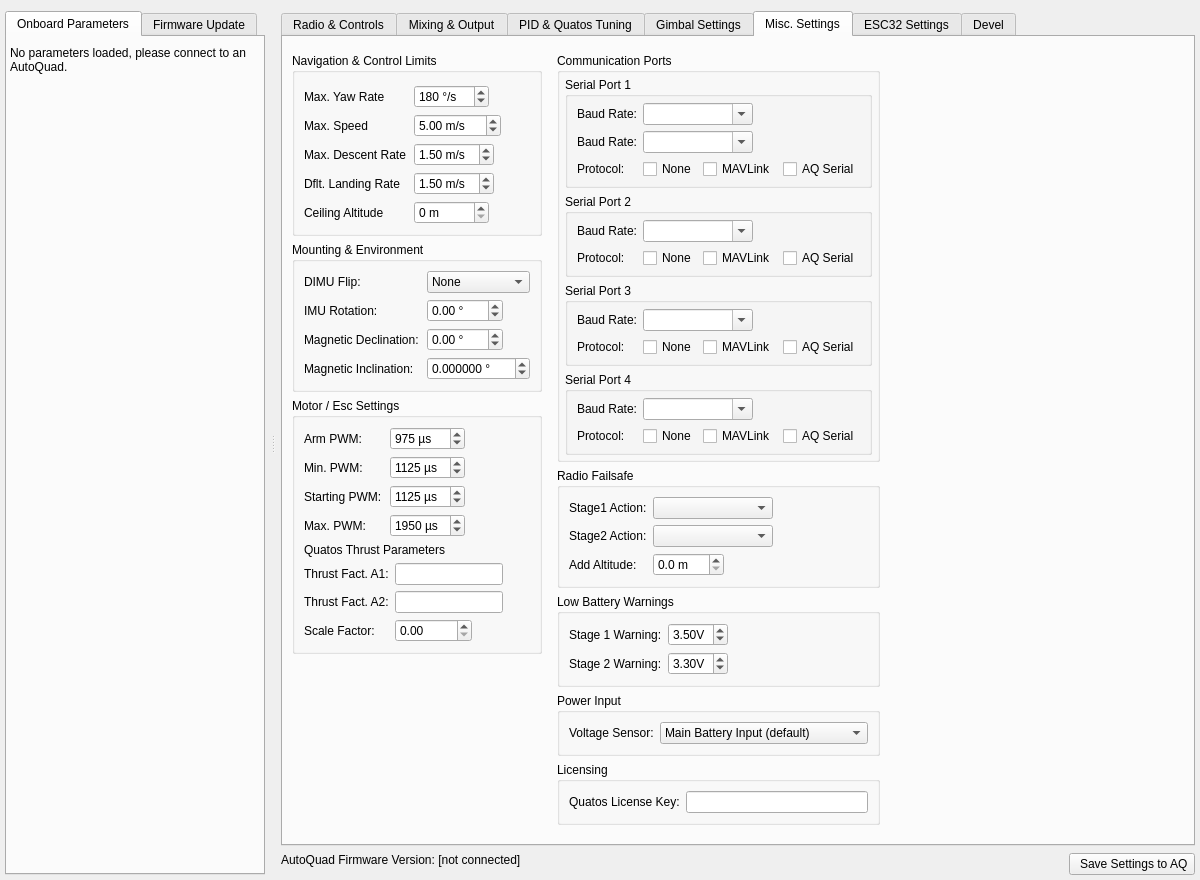
First picture: the form in src/ui/qgcautoquad.ui, repository mpaperno/qgroundcontrol_aq, before the edit.
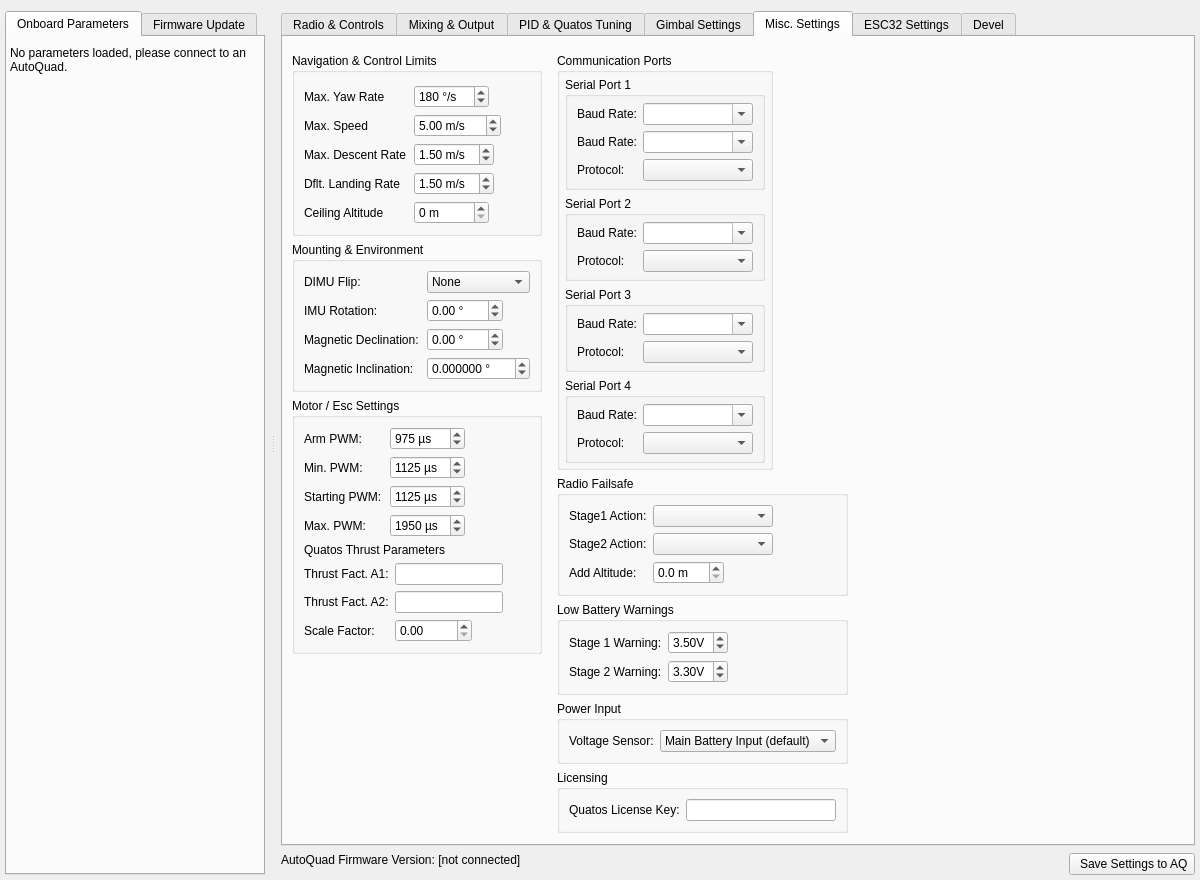
Second picture: the form after the edit. The open tabs and pages were chosen to show the change. Icons and pictures are not drawn.

Commit message: Update how COMM stream selection is handled; Update to use new UAV firmware/hardware version announcement.

```diff
--- a/src/ui/qgcautoquad.ui
+++ b/src/ui/qgcautoquad.ui
@@ -7380,6 +7380,38 @@
                       <property name="fieldGrowthPolicy">
                        <enum>QFormLayout::AllNonFixedFieldsGrow</enum>
                       </property>
+                      <item row="0" column="0">
+                       <widget class="QLabel" name="label_DOWNLINK_BAUD">
+                        <property name="text">
+                         <string>Baud Rate:</string>
+                        </property>
+                       </widget>
+                      </item>
+                      <item row="0" column="1">
+                       <widget class="QComboBox" name="DOWNLINK_BAUD">
+                        <property name="sizePolicy">
+                         <sizepolicy hsizetype="Maximum" vsizetype="Fixed">
+                          <horstretch>0</horstretch>
+                          <verstretch>0</verstretch>
+                         </sizepolicy>
+                        </property>
+                        <property name="minimumSize">
+                         <size>
+                          <width>110</width>
+                          <height>0</height>
+                         </size>
+                        </property>
+                        <property name="inputMethodHints">
+                         <set>Qt::ImhDigitsOnly</set>
+                        </property>
+                        <property name="editable">
+                         <bool>true</bool>
+                        </property>
+                        <property name="sizeAdjustPolicy">
+                         <enum>QComboBox::AdjustToContents</enum>
+                        </property>
+                       </widget>
+                      </item>
                       <item row="1" column="0">
                        <widget class="QLabel" name="label_COMM_BAUD1">
                         <property name="text">
@@ -7423,41 +7455,7 @@
                        </widget>
                       </item>
                       <item row="2" column="1">
-                       <layout class="QHBoxLayout" name="horizontalLayout_8">
-                        <item>
-                         <widget class="QCheckBox" name="checkBox_commStream1Type_none">
-                          <property name="text">
-                           <string>None</string>
-                          </property>
-                          <attribute name="buttonGroup">
-                           <string notr="true">COMM_STREAM_TYP1</string>
-                          </attribute>
-                         </widget>
-                        </item>
-                        <item>
-                         <widget class="QCheckBox" name="checkBox_commStream1Type_mavlink">
-                          <property name="text">
-                           <string>MAVLink</string>
-                          </property>
-                          <attribute name="buttonGroup">
-                           <string notr="true">COMM_STREAM_TYP1</string>
-                          </attribute>
-                         </widget>
-                        </item>
-                        <item>
-                         <widget class="QCheckBox" name="checkBox_commStream1Type_telemetry">
-                          <property name="text">
-                           <string>AQ Serial</string>
-                          </property>
-                          <attribute name="buttonGroup">
-                           <string notr="true">COMM_STREAM_TYP1</string>
-                          </attribute>
-                         </widget>
-                        </item>
-                       </layout>
-                      </item>
-                      <item row="0" column="1">
-                       <widget class="QComboBox" name="DOWNLINK_BAUD">
+                       <widget class="QComboBox" name="COMM_STREAM_TYP1">
                         <property name="sizePolicy">
                          <sizepolicy hsizetype="Maximum" vsizetype="Fixed">
                           <horstretch>0</horstretch>
@@ -7470,21 +7468,20 @@
                           <height>0</height>
                          </size>
                         </property>
+                        <property name="toolTip">
+                         <string>&lt;html&gt;&lt;head/&gt;&lt;body&gt;&lt;p&gt;Telemetry/communication protocol type to send to this serial port, if any.&lt;/p&gt;&lt;p&gt;&amp;quot;Custom Telemetry&amp;quot; might be things like FrSky SmartPort or Graupner HoTT, depending on other settings of firmware versions. &lt;/p&gt;&lt;p&gt;Protocols marked with a (*) are currently unused by AutoQuad.&lt;/p&gt;&lt;p&gt;* &lt;span style=&quot; font-weight:600;&quot;&gt;Do not enable a protocol if you are not using it.&lt;/span&gt; *&lt;br/&gt;This wastes time and resources on the flight controller and may slow down the telemetry you are actually using.&lt;/p&gt;&lt;p&gt;&lt;br/&gt;&lt;/p&gt;&lt;/body&gt;&lt;/html&gt;</string>
+                        </property>
                         <property name="inputMethodHints">
                          <set>Qt::ImhDigitsOnly</set>
                         </property>
                         <property name="editable">
-                         <bool>true</bool>
+                         <bool>false</bool>
                         </property>
                         <property name="sizeAdjustPolicy">
                          <enum>QComboBox::AdjustToContents</enum>
                         </property>
-                       </widget>
-                      </item>
-                      <item row="0" column="0">
-                       <widget class="QLabel" name="label_DOWNLINK_BAUD">
-                        <property name="text">
-                         <string>Baud Rate:</string>
+                        <property name="minimumContentsLength">
+                         <number>7</number>
                         </property>
                        </widget>
                       </item>
@@ -7562,38 +7559,35 @@
                        </widget>
                       </item>
                       <item row="1" column="1">
-                       <layout class="QHBoxLayout" name="horizontalLayout_10">
-                        <item>
-                         <widget class="QCheckBox" name="checkBox_commStream2Type_none">
-                          <property name="text">
-                           <string>None</string>
-                          </property>
-                          <attribute name="buttonGroup">
-                           <string notr="true">COMM_STREAM_TYP2</string>
-                          </attribute>
-                         </widget>
-                        </item>
-                        <item>
-                         <widget class="QCheckBox" name="checkBox_commStream2Type_mavlink">
-                          <property name="text">
-                           <string>MAVLink</string>
-                          </property>
-                          <attribute name="buttonGroup">
-                           <string notr="true">COMM_STREAM_TYP2</string>
-                          </attribute>
-                         </widget>
-                        </item>
-                        <item>
-                         <widget class="QCheckBox" name="checkBox_commStream2Type_telemetry">
-                          <property name="text">
-                           <string>AQ Serial</string>
-                          </property>
-                          <attribute name="buttonGroup">
-                           <string notr="true">COMM_STREAM_TYP2</string>
-                          </attribute>
-                         </widget>
-                        </item>
-                       </layout>
+                       <widget class="QComboBox" name="COMM_STREAM_TYP2">
+                        <property name="sizePolicy">
+                         <sizepolicy hsizetype="Maximum" vsizetype="Fixed">
+                          <horstretch>0</horstretch>
+                          <verstretch>0</verstretch>
+                         </sizepolicy>
+                        </property>
+                        <property name="minimumSize">
+                         <size>
+                          <width>110</width>
+                          <height>0</height>
+                         </size>
+                        </property>
+                        <property name="toolTip">
+                         <string>&lt;html&gt;&lt;head/&gt;&lt;body&gt;&lt;p&gt;Telemetry/communication protocol type to send to this serial port, if any.&lt;/p&gt;&lt;p&gt;&amp;quot;Custom Telemetry&amp;quot; might be things like FrSky SmartPort or Graupner HoTT, depending on other settings of firmware versions. &lt;/p&gt;&lt;p&gt;Protocols marked with a (*) are currently unused by AutoQuad.&lt;/p&gt;&lt;p&gt;* &lt;span style=&quot; font-weight:600;&quot;&gt;Do not enable a protocol if you are not using it.&lt;/span&gt; *&lt;br/&gt;This wastes time and resources on the flight controller and may slow down the telemetry you are actually using.&lt;/p&gt;&lt;p&gt;&lt;br/&gt;&lt;/p&gt;&lt;/body&gt;&lt;/html&gt;</string>
+                        </property>
+                        <property name="inputMethodHints">
+                         <set>Qt::ImhDigitsOnly</set>
+                        </property>
+                        <property name="editable">
+                         <bool>false</bool>
+                        </property>
+                        <property name="sizeAdjustPolicy">
+                         <enum>QComboBox::AdjustToContents</enum>
+                        </property>
+                        <property name="minimumContentsLength">
+                         <number>7</number>
+                        </property>
+                       </widget>
                       </item>
                      </layout>
                     </item>
@@ -7669,38 +7663,35 @@
                        </widget>
                       </item>
                       <item row="1" column="1">
-                       <layout class="QHBoxLayout" name="horizontalLayout_11">
-                        <item>
-                         <widget class="QCheckBox" name="checkBox_commStream3Type_none">
-                          <property name="text">
-                           <string>None</string>
-                          </property>
-                          <attribute name="buttonGroup">
-                           <string notr="true">COMM_STREAM_TYP3</string>
-                          </attribute>
-                         </widget>
-                        </item>
-                        <item>
-                         <widget class="QCheckBox" name="checkBox_commStream3Type_mavlink">
-                          <property name="text">
-                           <string>MAVLink</string>
-                          </property>
-                          <attribute name="buttonGroup">
-                           <string notr="true">COMM_STREAM_TYP3</string>
-                          </attribute>
-                         </widget>
-                        </item>
-                        <item>
-                         <widget class="QCheckBox" name="checkBox_commStream3Type_telemetry">
-                          <property name="text">
-                           <string>AQ Serial</string>
-                          </property>
-                          <attribute name="buttonGroup">
-                           <string notr="true">COMM_STREAM_TYP3</string>
-                          </attribute>
-                         </widget>
-                        </item>
-                       </layout>
+                       <widget class="QComboBox" name="COMM_STREAM_TYP3">
+                        <property name="sizePolicy">
+                         <sizepolicy hsizetype="Maximum" vsizetype="Fixed">
+                          <horstretch>0</horstretch>
+                          <verstretch>0</verstretch>
+                         </sizepolicy>
+                        </property>
+                        <property name="minimumSize">
+                         <size>
+                          <width>110</width>
+                          <height>0</height>
+                         </size>
+                        </property>
+                        <property name="toolTip">
+                         <string>&lt;html&gt;&lt;head/&gt;&lt;body&gt;&lt;p&gt;Telemetry/communication protocol type to send to this serial port, if any.&lt;/p&gt;&lt;p&gt;&amp;quot;Custom Telemetry&amp;quot; might be things like FrSky SmartPort or Graupner HoTT, depending on other settings of firmware versions. &lt;/p&gt;&lt;p&gt;Protocols marked with a (*) are currently unused by AutoQuad.&lt;/p&gt;&lt;p&gt;* &lt;span style=&quot; font-weight:600;&quot;&gt;Do not enable a protocol if you are not using it.&lt;/span&gt; *&lt;br/&gt;This wastes time and resources on the flight controller and may slow down the telemetry you are actually using.&lt;/p&gt;&lt;p&gt;&lt;br/&gt;&lt;/p&gt;&lt;/body&gt;&lt;/html&gt;</string>
+                        </property>
+                        <property name="inputMethodHints">
+                         <set>Qt::ImhDigitsOnly</set>
+                        </property>
+                        <property name="editable">
+                         <bool>false</bool>
+                        </property>
+                        <property name="sizeAdjustPolicy">
+                         <enum>QComboBox::AdjustToContents</enum>
+                        </property>
+                        <property name="minimumContentsLength">
+                         <number>7</number>
+                        </property>
+                       </widget>
                       </item>
                      </layout>
                     </item>
@@ -7776,38 +7767,35 @@
                        </widget>
                       </item>
                       <item row="1" column="1">
-                       <layout class="QHBoxLayout" name="horizontalLayout_12">
-                        <item>
-                         <widget class="QCheckBox" name="checkBox_commStream4Type_none">
-                          <property name="text">
-                           <string>None</string>
-                          </property>
-                          <attribute name="buttonGroup">
-                           <string notr="true">COMM_STREAM_TYP4</string>
-                          </attribute>
-                         </widget>
-                        </item>
-                        <item>
-                         <widget class="QCheckBox" name="checkBox_commStream4Type_mavlink">
-                          <property name="text">
-                           <string>MAVLink</string>
-                          </property>
-                          <attribute name="buttonGroup">
-                           <string notr="true">COMM_STREAM_TYP4</string>
-                          </attribute>
-                         </widget>
-                        </item>
-                        <item>
-                         <widget class="QCheckBox" name="checkBox_commStream4Type_telemetry">
-                          <property name="text">
-                           <string>AQ Serial</string>
-                          </property>
-                          <attribute name="buttonGroup">
-                           <string notr="true">COMM_STREAM_TYP4</string>
-                          </attribute>
-                         </widget>
-                        </item>
-                       </layout>
+                       <widget class="QComboBox" name="COMM_STREAM_TYP4">
+                        <property name="sizePolicy">
+                         <sizepolicy hsizetype="Maximum" vsizetype="Fixed">
+                          <horstretch>0</horstretch>
+                          <verstretch>0</verstretch>
+                         </sizepolicy>
+                        </property>
+                        <property name="minimumSize">
+                         <size>
+                          <width>110</width>
+                          <height>0</height>
+                         </size>
+                        </property>
+                        <property name="toolTip">
+                         <string>&lt;html&gt;&lt;head/&gt;&lt;body&gt;&lt;p&gt;Telemetry/communication protocol type to send to this serial port, if any.&lt;/p&gt;&lt;p&gt;&amp;quot;Custom Telemetry&amp;quot; might be things like FrSky SmartPort or Graupner HoTT, depending on other settings of firmware versions. &lt;/p&gt;&lt;p&gt;Protocols marked with a (*) are currently unused by AutoQuad.&lt;/p&gt;&lt;p&gt;* &lt;span style=&quot; font-weight:600;&quot;&gt;Do not enable a protocol if you are not using it.&lt;/span&gt; *&lt;br/&gt;This wastes time and resources on the flight controller and may slow down the telemetry you are actually using.&lt;/p&gt;&lt;p&gt;&lt;br/&gt;&lt;/p&gt;&lt;/body&gt;&lt;/html&gt;</string>
+                        </property>
+                        <property name="inputMethodHints">
+                         <set>Qt::ImhDigitsOnly</set>
+                        </property>
+                        <property name="editable">
+                         <bool>false</bool>
+                        </property>
+                        <property name="sizeAdjustPolicy">
+                         <enum>QComboBox::AdjustToContents</enum>
+                        </property>
+                        <property name="minimumContentsLength">
+                         <number>7</number>
+                        </property>
+                       </widget>
                       </item>
                      </layout>
                     </item>
```
Left out of the diff: 4 changed lines with no effect on the pictures. The commit also changes 2 other files.
